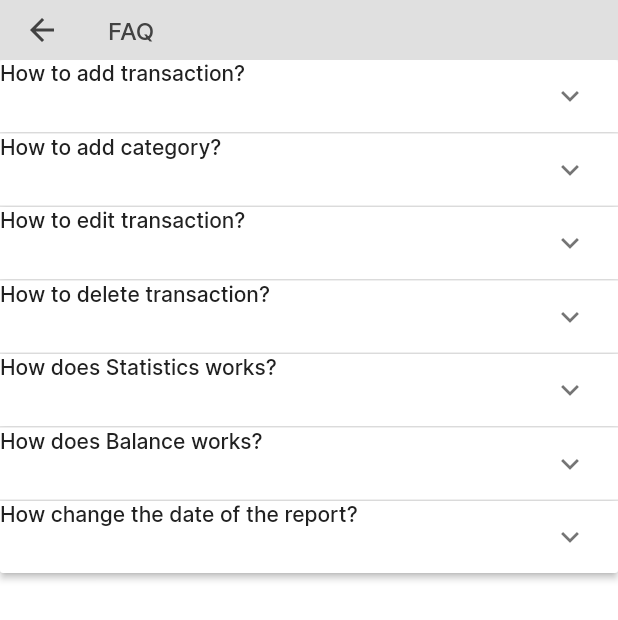
After one commit to nazarski/kitty, a Flutter app: the FAQPage screen opened directly, on a phone screen of 412 x 824 dp. The commit adds this screen. Shown: the top 620 px of the screen. Run offline on Flutter 3.47's test engine with Material 2 defaults, Android fonts, the phone set to English and light mode, and no system bars; our stand-ins replace dotted_border, easy_localization, equatable, flutter_bloc, flutter_secure_storage, flutter_svg and 6 more; missing offline and left inert: flutter_screen_lock; accounts and stored records are empty; generated files the repository leaves out were written again.

Commit message:
created initial values for faq

```diff
--- a/assets/translations/en.json
+++ b/assets/translations/en.json
@@ -29,7 +29,6 @@
   "add_income": "Add new income",
   "add_expense": "Add new expense",
   "add_smth": "Add new transaction",
-
   "registration": {
     "singup": "Sign Up",
     "signin": "Sign In",
@@ -39,7 +38,7 @@
     "create_pin": "Please, create pin code",
     "confirm_pin": "Please, confirm pin code",
     "choose_biometrics": "Would you like to use fingerprint or FaceId to sign in?",
-    "use_biometrics" : "Use biometrics?",
+    "use_biometrics": "Use biometrics?",
     "yes": "Yes, sure",
     "no": "No, I`ll use pin",
     "errors": {
@@ -71,5 +70,25 @@
     "groceries": "Groceries",
     "cafe": "Cafe",
     "electronics": "Electronics"
+  },
+  "faq_data": {
+    "questions": {
+      "how_add_trans": "How to add transaction?",
+      "how_add_cat": "How to add category?",
+      "how_edit_trans": "How to edit transaction?",
+      "how_del_trans": "How to delete transaction?",
+      "how_stats_work": "How does Statistics works?",
+      "how_balance_work": "How does Balance works?",
+      "how_change_date": "How change the date of the report?"
+    },
+    "answers": {
+      "how_add_trans": "You can add transaction by pressing the button \"Add new\" on Home page, after that choose type of transaction, it`s amount and description",
+      "how_add_cat": "You edit or add expense categories in \"Manage categories\" menu. Go to \"Settings\" > \"Manage categories\". App allows you to edit category`s icon, title, and even order",
+      "how_edit_trans": "If you made a mistake creating a note about transaction you can simply delete it and create a new one! To do this,long press on a transaction item on Home page, and then press \"Delete\" button in context menu",
+      "how_del_trans": "To do this,long press on a transaction item on Home page, and then press \"Delete\" button in context menu",
+      "how_stats_work": "It creates a report of all monthly transactions. You also can download it in PDF",
+      "how_balance_work": "It takes all the transactions you`ve added from the beginning to the month you`ve chosen",
+      "how_change_date": "You can choose the date by pressing \"<\" or \">\" buttons to navigate back and forward, also by pressing the date you can choose month in context menu."
+    }
   }
 }
--- a/assets/translations/uk.json
+++ b/assets/translations/uk.json
@@ -71,5 +71,25 @@
     "groceries": "Продукти",
     "cafe": "Кафе",
     "electronics": "Електроніка"
+  },
+  "faq_data": {
+    "questions": {
+      "how_add_trans": "Як додавати нові транзакції",
+      "how_add_cat": "Як додавати категорії?",
+      "how_edit_trans": "Як редагувати транзакції?",
+      "how_del_trans": "Як видаляти транзакції?",
+      "how_stats_work": "Як працює статистика?",
+      "how_balance_work": "Яким чином відображається Баланс?",
+      "how_change_date": "Як змінити дату звіту?"
+    },
+    "answers": {
+      "how_add_trans": "Ви можете додати транзакцію, натиснувши кнопку «Додати» на Головній сторінці, після цього виберіть тип транзакції, її суму та опис",
+      "how_add_cat": "Ви редагуєте або додаєте категорії витрат у меню «Керування категоріями». Перейдіть до «Налаштування» > «Керувати категоріями». Додаток дозволяє редагувати значок категорії, назву та навіть порядок",
+      "how_edit_trans": "Якщо ви зробили помилку, створивши примітку про транзакцію, ви можете просто видалити її та створити нову! Для цього натисніть і утримуйте елемент транзакції на Головній сторінці, а потім натисніть кнопку «Видалити» в контекстному меню",
+      "how_del_trans": "Для цього натисніть і утримуйте елемент транзакції на Головній сторінці, а потім натисніть кнопку «Видалити» в контекстному меню",
+      "how_stats_work": "Створюється звіт про всі щомісячні операції. Ви також можете завантажити його у форматі PDF",
+      "how_balance_work": "Відображаються всі транзакції, які ви додали від початку користування до місяця, що ви вибрали",
+      "how_change_date": "Ви можете вибрати дату, натискаючи кнопки «<» або «>» для переходу назад і вперед, також натискаючи дату, ви можете вибрати місяць у контекстному меню."
+    }
   }
 }
--- /dev/null
+++ b/lib/pages/faq_page/faq_page.dart
@@ -0,0 +1,41 @@
+import 'package:easy_localization/easy_localization.dart';
+import 'package:flutter/material.dart';
+import 'package:kitty/generated/locale_keys.g.dart';
+import 'package:kitty/resources/app_text_styles.dart';
+import 'package:kitty/resources/initial_values.dart';
+import 'package:kitty/widgets/navigation/back_app_bar.dart';
+
+class FAQPage extends StatefulWidget {
+  const FAQPage({Key? key}) : super(key: key);
+
+  @override
+  State<FAQPage> createState() => _FAQPageState();
+}
+
+class _FAQPageState extends State<FAQPage> {
+
+  final List<bool> _listOfBools = List.generate(InitialValues.faq.length, (_) {
+    return false;
+  });
+
+  @override
+  Widget build(BuildContext context) {
+    return Scaffold(
+      appBar: const BackAppBar(
+        text: 'FAQ',
+      ),
+      body: ExpansionPanelList(
+        children: List.generate(InitialValues.faq.length, (i) {
+          return ExpansionPanel(
+            isExpanded: _listOfBools[i],
+              headerBuilder: (context, isOpen) {
+            return Text(InitialValues.faq[i]['question']!, style: AppStyles.buttonBlack,);
+          }, body: Text(InitialValues.faq[i]['answer']!, style: AppStyles.body2,));
+        }),
+        expansionCallback: (i, isOpen){
+
+        },
+      ),
+    );
+  }
+}
--- a/lib/resources/initial_values.dart
+++ b/lib/resources/initial_values.dart
@@ -1,3 +1,5 @@
+import 'package:easy_localization/easy_localization.dart';
+import 'package:kitty/generated/locale_keys.g.dart';
 import 'package:kitty/resources/app_icons.dart';
 
 class InitialValues {
@@ -38,4 +40,40 @@ class InitialValues {
     'savings': {'color': 'FFECB3', 'icon': AppIcons.savings},
     'restaurant': {'color': 'C5CAE9', 'icon': AppIcons.restaurant},
   };
+  static final List<Map<String, String>> faq = [
+    {
+      'question': LocaleKeys.faq_data_questions_how_add_trans.tr(),
+      'answer': LocaleKeys.faq_data_answers_how_add_trans.tr()
+    },
+    {
+      'question': LocaleKeys.faq_data_questions_how_add_cat.tr(),
+      'answer': LocaleKeys.faq_data_answers_how_add_cat.tr()
+
+    },
+    {
+      'question': LocaleKeys.faq_data_questions_how_edit_trans.tr(),
+      'answer': LocaleKeys.faq_data_answers_how_edit_trans.tr()
+
+    },
+    {
+      'question': LocaleKeys.faq_data_questions_how_del_trans.tr(),
+      'answer': LocaleKeys.faq_data_answers_how_del_trans.tr()
+
+    },
+    {
+      'question': LocaleKeys.faq_data_questions_how_stats_work.tr(),
+      'answer': LocaleKeys.faq_data_answers_how_stats_work.tr()
+
+    },
+    {
+      'question': LocaleKeys.faq_data_questions_how_balance_work.tr(),
+      'answer': LocaleKeys.faq_data_answers_how_balance_work.tr()
+
+    },
+    {
+      'question': LocaleKeys.faq_data_questions_how_change_date.tr(),
+      'answer': LocaleKeys.faq_data_answers_how_change_date.tr()
+
+    },
+  ];
 }
--- a/lib/widgets/month_picker/place_holder.dart
+++ b/lib/widgets/month_picker/place_holder.dart
@@ -15,7 +15,7 @@ class PlaceHolder extends StatelessWidget {
     return Center(
       child: Container(
         padding:
-        const EdgeInsets.symmetric(horizontal: 12, vertical: 8),
+        const EdgeInsets.symmetric(horizontal: 12,vertical: 8),
         decoration: BoxDecoration(
             borderRadius: BorderRadius.circular(50),
             color: AppColors.basicGrey),
```
Also changed, not shown: lib/bloc/database_bloc/entries_control_bloc.dart (+10 -5 lines), lib/bloc/database_bloc/entries_control_state.dart (+4 -4 lines), lib/pages/add_category/add_category.dart (+5 -5 lines), lib/pages/add_entry/add_entry.dart (+3 -5 lines), lib/widgets/month_picker/month_picker.dart (+5 -2 lines).
